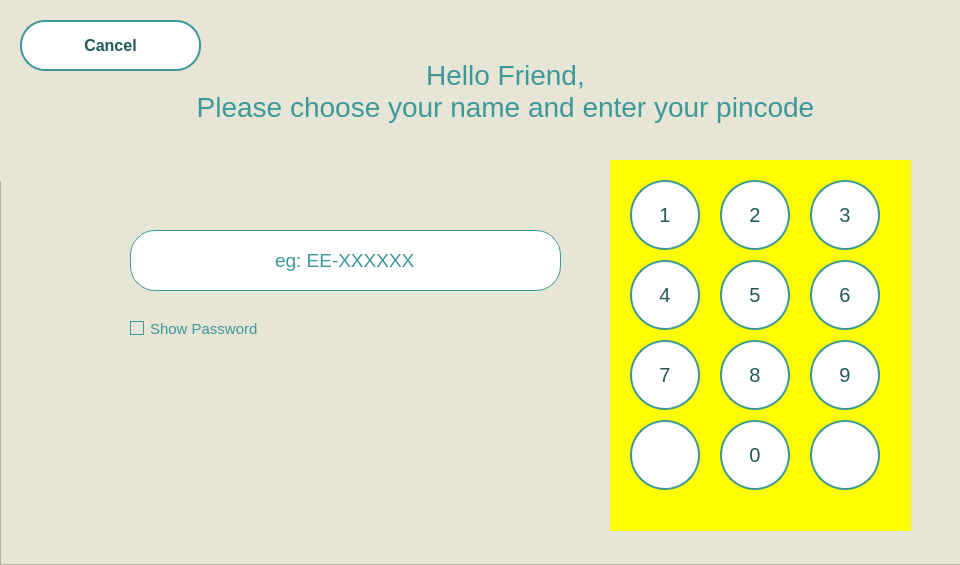
First picture: the form in Design/keebs.ui, repository Fsociety-Mrn/AIoT-Smartlock, before the edit.
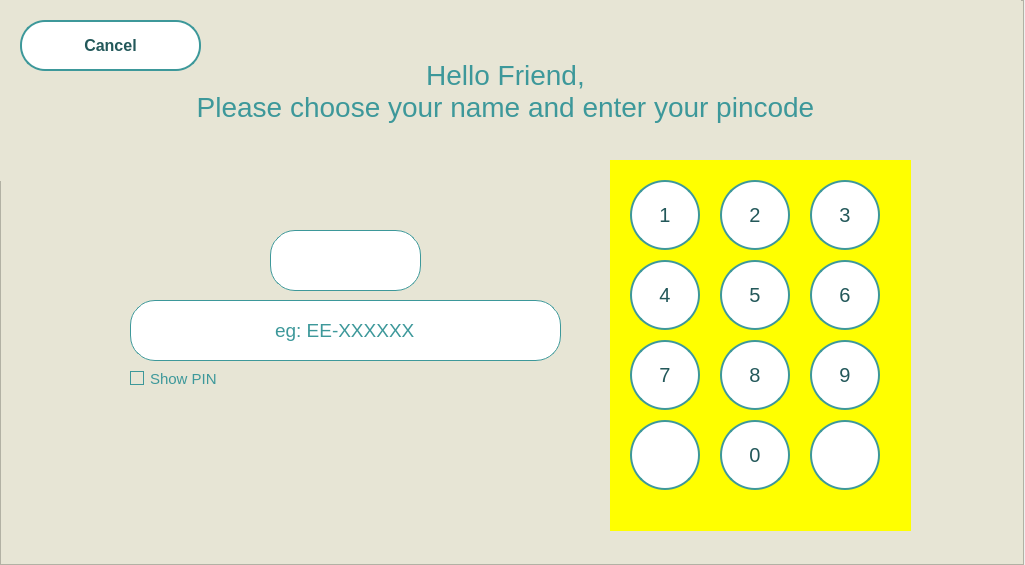
Second picture: the form after the edit. Icons and pictures are not drawn.

Commit message: HINDI PA TAPOS

What changed in the file:
```diff
--- a/Design/keebs.ui
+++ b/Design/keebs.ui
@@ -6,7 +6,7 @@
    <rect>
     <x>0</x>
     <y>0</y>
-    <width>960</width>
+    <width>1025</width>
     <height>565</height>
    </rect>
   </property>
@@ -43,7 +43,7 @@
      <property name="geometry">
       <rect>
        <x>130</x>
-       <y>230</y>
+       <y>300</y>
        <width>431</width>
        <height>61</height>
       </rect>
@@ -599,7 +599,7 @@
      <property name="geometry">
       <rect>
        <x>130</x>
-       <y>320</y>
+       <y>370</y>
        <width>131</width>
        <height>17</height>
       </rect>
@@ -624,7 +624,58 @@
                                                 }</string>
      </property>
      <property name="text">
-      <string>Show Password</string>
+      <string>Show PIN</string>
+     </property>
+    </widget>
+    <widget class="QComboBox" name="comboBox">
+     <property name="geometry">
+      <rect>
+       <x>270</x>
+       <y>230</y>
+       <width>151</width>
+       <height>61</height>
+      </rect>
+     </property>
+     <property name="font">
+      <font>
+       <family>Segoe UI</family>
+       <pointsize>12</pointsize>
+      </font>
+     </property>
+     <property name="cursor">
+      <cursorShape>PointingHandCursor</cursorShape>
+     </property>
+     <property name="styleSheet">
+      <string notr="true">      QComboBox {
+background: transparents;
+color: #3D989A;
+background-color: rgb(255, 255, 255);
+border: 1px solid #3D989A;
+border-radius: 25px;
+
+            }
+            
+            QComboBox::drop-down {
+                border: none;
+            }
+            
+            QComboBox::down-arrow {
+                image: url(down_arrow.png); /* Replace with your arrow icon */
+            }
+            
+            QComboBox::down-arrow:on {
+                top: 1px;
+            }
+            
+            QComboBox::down-arrow:disabled {
+                image: url(disabled_arrow.png); /* Replace with your disabled arrow icon */
+            }</string>
+     </property>
+     <property name="frame">
+      <bool>true</bool>
+     </property>
+     <property name="modelColumn">
+      <number>1</number>
      </property>
     </widget>
     <zorder>greetings</zorder>
```
Left out of the diff: 1 changed line with no effect on the pictures. The commit also changes 2 other files.
